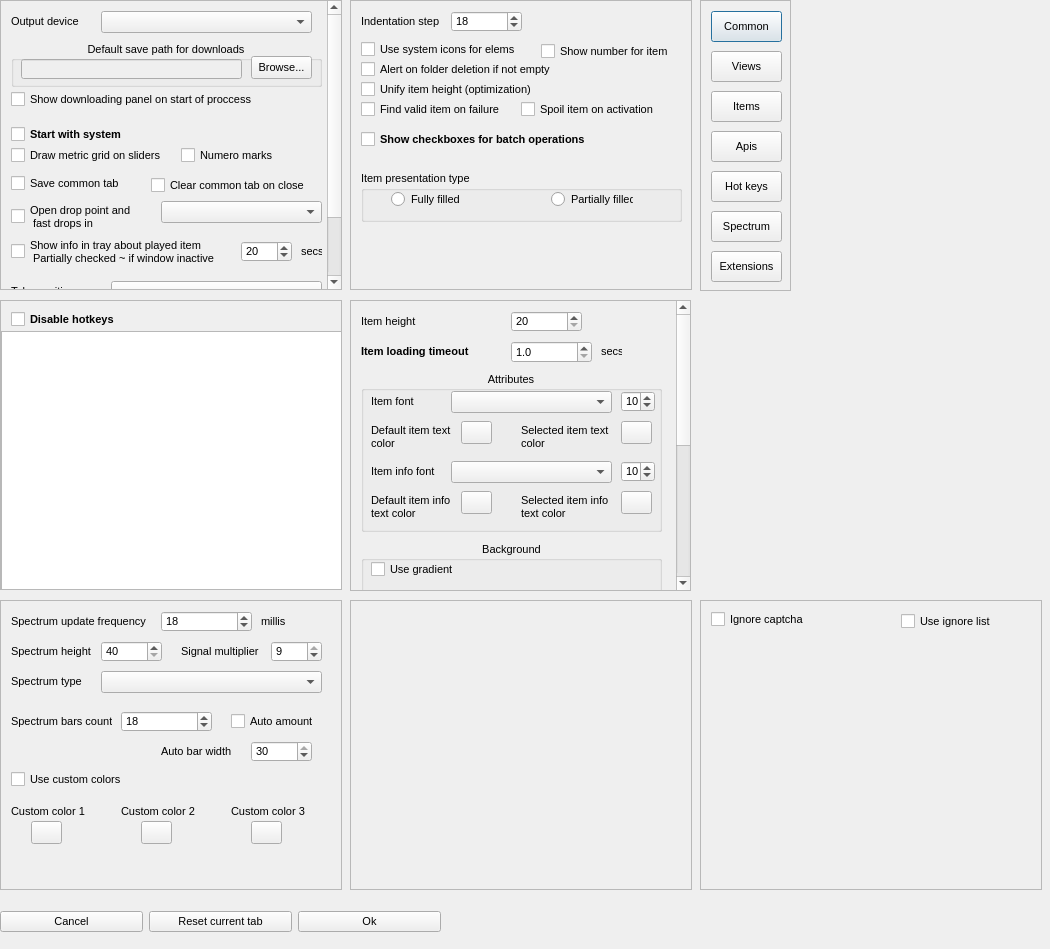
Old version of the form dialogs/settings_dialog.ui in the repository jeyboy/playo3.
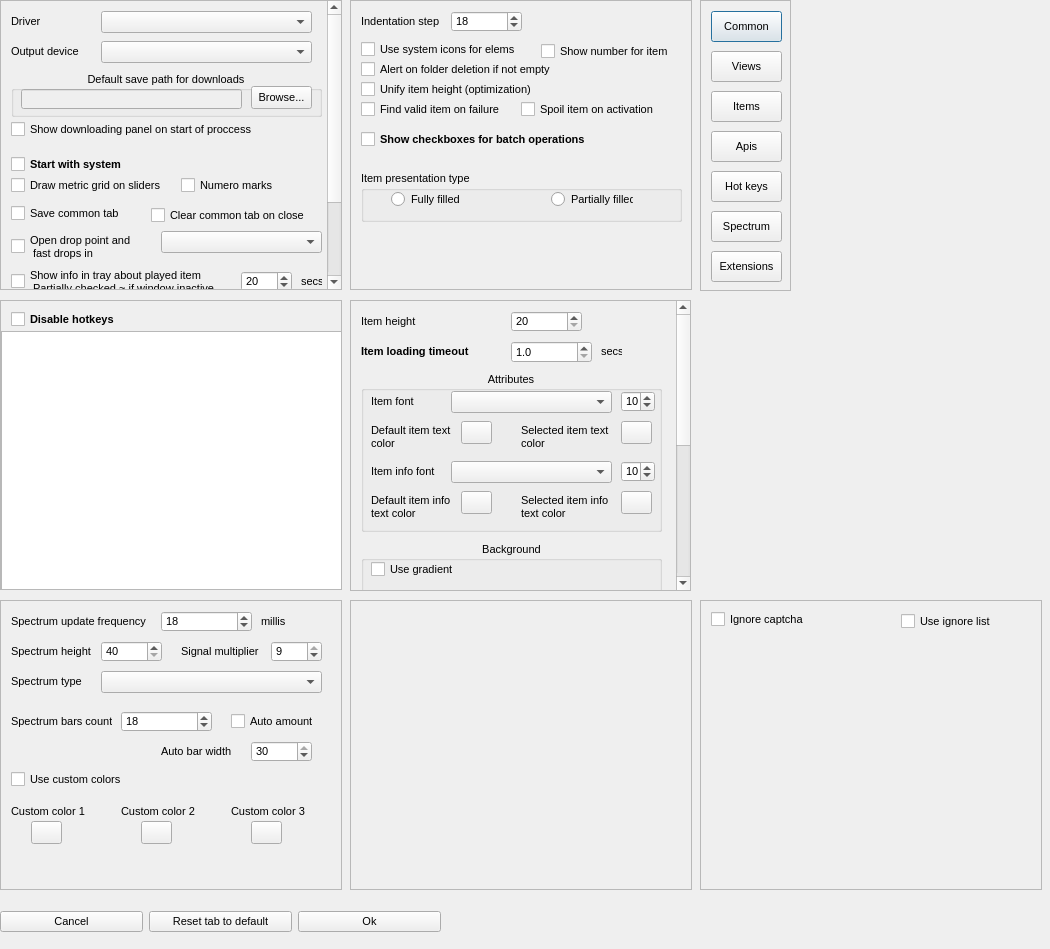
New version of the form.

```diff
--- a/dialogs/settings_dialog.ui
+++ b/dialogs/settings_dialog.ui
@@ -1315,9 +1315,9 @@
     <property name="geometry">
      <rect>
       <x>0</x>
-      <y>-82</y>
+      <y>0</y>
       <width>323</width>
-      <height>370</height>
+      <height>400</height>
      </rect>
     </property>
     <widget class="QComboBox" name="colorScheme">
@@ -1334,7 +1334,7 @@
      <property name="geometry">
       <rect>
        <x>10</x>
-       <y>146</y>
+       <y>176</y>
        <width>171</width>
        <height>17</height>
       </rect>
@@ -1347,7 +1347,7 @@
      <property name="geometry">
       <rect>
        <x>160</x>
-       <y>200</y>
+       <y>230</y>
        <width>161</width>
        <height>22</height>
       </rect>
@@ -1357,7 +1357,7 @@
      <property name="geometry">
       <rect>
        <x>10</x>
-       <y>40</y>
+       <y>70</y>
        <width>311</width>
        <height>46</height>
       </rect>
@@ -1415,7 +1415,7 @@
      <property name="geometry">
       <rect>
        <x>180</x>
-       <y>146</y>
+       <y>176</y>
        <width>141</width>
        <height>17</height>
       </rect>
@@ -1428,7 +1428,7 @@
      <property name="geometry">
       <rect>
        <x>10</x>
-       <y>174</y>
+       <y>204</y>
        <width>131</width>
        <height>17</height>
       </rect>
@@ -1441,7 +1441,7 @@
      <property name="geometry">
       <rect>
        <x>110</x>
-       <y>280</y>
+       <y>310</y>
        <width>211</width>
        <height>22</height>
       </rect>
@@ -1451,7 +1451,7 @@
      <property name="geometry">
       <rect>
        <x>10</x>
-       <y>280</y>
+       <y>310</y>
        <width>81</width>
        <height>21</height>
       </rect>
@@ -1464,7 +1464,7 @@
      <property name="geometry">
       <rect>
        <x>10</x>
-       <y>125</y>
+       <y>155</y>
        <width>131</width>
        <height>17</height>
       </rect>
@@ -1487,7 +1487,7 @@
      <property name="geometry">
       <rect>
        <x>10</x>
-       <y>200</y>
+       <y>230</y>
        <width>141</width>
        <height>31</height>
       </rect>
@@ -1533,7 +1533,7 @@
      <property name="geometry">
       <rect>
        <x>10</x>
-       <y>10</y>
+       <y>40</y>
        <width>81</width>
        <height>21</height>
       </rect>
@@ -1546,7 +1546,7 @@
      <property name="geometry">
       <rect>
        <x>100</x>
-       <y>10</y>
+       <y>40</y>
        <width>211</width>
        <height>22</height>
       </rect>
@@ -1556,7 +1556,7 @@
      <property name="geometry">
       <rect>
        <x>10</x>
-       <y>90</y>
+       <y>120</y>
        <width>301</width>
        <height>17</height>
       </rect>
@@ -1569,7 +1569,7 @@
      <property name="geometry">
       <rect>
        <x>240</x>
-       <y>240</y>
+       <y>270</y>
        <width>51</width>
        <height>21</height>
       </rect>
@@ -1588,7 +1588,7 @@
      <property name="geometry">
       <rect>
        <x>300</x>
-       <y>240</y>
+       <y>270</y>
        <width>21</width>
        <height>21</height>
       </rect>
@@ -1601,7 +1601,7 @@
      <property name="geometry">
       <rect>
        <x>10</x>
-       <y>230</y>
+       <y>260</y>
        <width>221</width>
        <height>41</height>
       </rect>
@@ -1618,7 +1618,7 @@
      <property name="geometry">
       <rect>
        <x>150</x>
-       <y>174</y>
+       <y>204</y>
        <width>161</width>
        <height>20</height>
       </rect>
@@ -1627,6 +1627,32 @@
       <string>Clear common tab on close</string>
      </property>
     </widget>
+    <widget class="QComboBox" name="playerDriverSelect">
+     <property name="geometry">
+      <rect>
+       <x>100</x>
+       <y>10</y>
+       <width>211</width>
+       <height>22</height>
+      </rect>
+     </property>
+     <property name="editable">
+      <bool>false</bool>
+     </property>
+    </widget>
+    <widget class="QLabel" name="label_31">
+     <property name="geometry">
+      <rect>
+       <x>10</x>
+       <y>10</y>
+       <width>81</width>
+       <height>21</height>
+      </rect>
+     </property>
+     <property name="text">
+      <string>Driver</string>
+     </property>
+    </widget>
    </widget>
   </widget>
   <widget class="QWidget" name="buttons" native="true">
@@ -1654,7 +1680,7 @@
       <item>
        <widget class="QPushButton" name="resetButton">
         <property name="text">
-         <string>Reset current tab</string>
+         <string>Reset tab to default</string>
         </property>
         <property name="autoDefault">
          <bool>false</bool>
```
Left out of the diff: 8 changed lines with no effect on the pictures.
